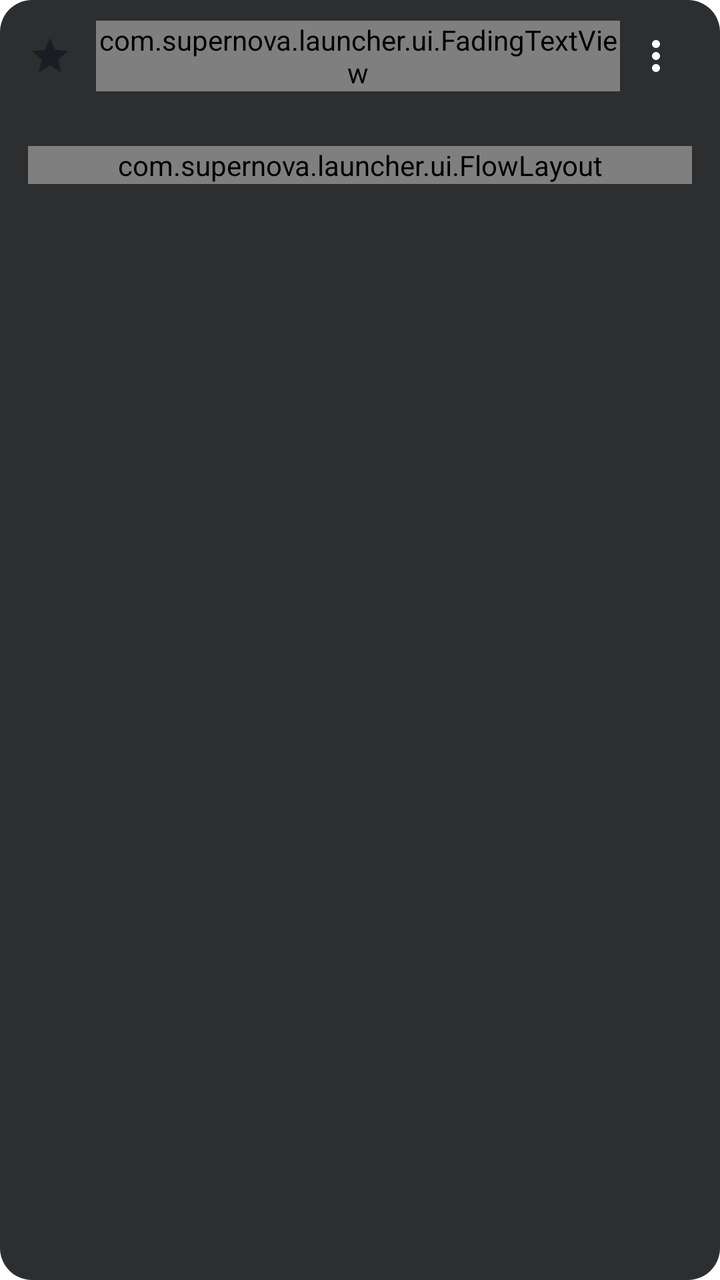
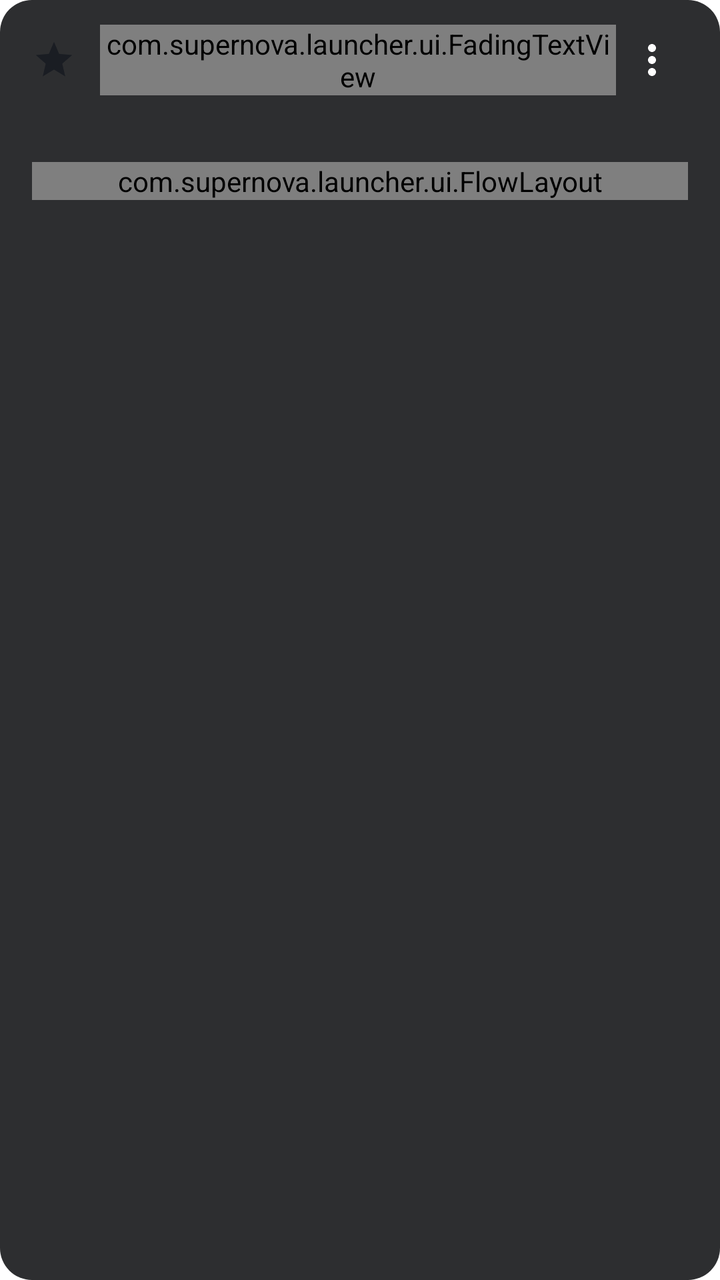

Screens rendered from an Android XML layout before and after an edit, with the pre-edit source and the edit as a unified diff.
<!-- AndroidManifest.xml: application theme Theme.Supernova -->
<!-- res/layout/item_feed_custom.xml -->
<?xml version="1.0" encoding="utf-8"?>
<LinearLayout xmlns:android="http://schemas.android.com/apk/res/android"
    android:layout_width="match_parent"
    android:layout_height="wrap_content"
    android:layout_marginVertical="6dp"
    android:background="@drawable/bg_feed_card"
    android:orientation="vertical"
    android:paddingHorizontal="14dp"
    android:paddingTop="10dp"
    android:paddingBottom="12dp">

    <LinearLayout
        android:id="@+id/cardHeader"
        android:layout_width="match_parent"
        android:layout_height="wrap_content"
        android:gravity="center_vertical"
        android:orientation="horizontal">

        <ImageView
            android:id="@+id/cardTypeIcon"
            android:layout_width="22dp"
            android:layout_height="22dp"
            android:layout_marginEnd="12dp"
            android:importantForAccessibility="no"
            android:src="@drawable/ic_card_star" />

        <com.supernova.launcher.ui.FadingTextView
            android:id="@+id/customName"
            android:layout_width="0dp"
            android:layout_height="wrap_content"
            android:layout_weight="1"
            android:maxLines="1"
            android:textSize="15sp" />

        
        <ImageButton
            android:id="@+id/cardHistory"
            android:layout_width="36dp"
            android:layout_height="36dp"
            android:background="?attr/selectableItemBackgroundBorderless"
            android:contentDescription="@string/card_history"
            android:src="@drawable/ic_history"
            android:visibility="gone" />

        <ImageButton
            android:id="@+id/cardMenu"
            android:layout_width="36dp"
            android:layout_height="36dp"
            android:background="?attr/selectableItemBackgroundBorderless"
            android:contentDescription="@string/card_menu"
            android:src="@drawable/ic_more_vert" />
    </LinearLayout>

    
    <FrameLayout
        android:id="@+id/customFeatured"
        android:layout_width="match_parent"
        android:layout_height="wrap_content"
        android:layout_marginTop="6dp" />

    <View
        android:id="@+id/cardDivider"
        android:layout_width="match_parent"
        android:layout_height="1dp"
        android:layout_marginTop="10dp"
        android:importantForAccessibility="no" />

    
    <com.supernova.launcher.ui.FlowLayout
        android:id="@+id/customActions"
        android:layout_width="match_parent"
        android:layout_height="wrap_content"
        android:layout_marginTop="10dp" />
</LinearLayout>
<!-- resources referenced by this layout -->
<resources>
  <!-- drawable bg_feed_card (drawable) -->
  <?xml version="1.0" encoding="utf-8"?>
  <shape xmlns:android="http://schemas.android.com/apk/res/android"
      android:shape="rectangle">
      <corners android:radius="16dp" />
      <solid android:color="#F0202124" />
  </shape>
  <string name="card_history">Activation history</string>
  <string name="card_menu">Card options</string>
  <color name="accent">#2E89FF</color>
  <color name="rippleHighlight">#1A000000</color>
  <color name="accentBlueText">@color/accentBlue</color>
  <style name="Widget.Supernova.Button" parent="Widget.MaterialComponents.Button">
          <item name="android:textAllCaps">false</item>
          <item name="android:textSize">15sp</item>
          <item name="android:fontFamily">sans-serif-medium</item>
          <item name="android:letterSpacing">0</item>
          <item name="android:minHeight">44dp</item>
          <item name="android:paddingStart">22dp</item>
          <item name="android:paddingEnd">22dp</item>
          <item name="cornerRadius">22dp</item>
          <item name="elevation">0dp</item>
          <item name="android:stateListAnimator">@null</item>
      </style>
  <style name="Widget.Supernova.Button.Text" parent="Widget.MaterialComponents.Button.TextButton">
          <item name="android:textAllCaps">false</item>
          <item name="android:textSize">15sp</item>
          <item name="android:fontFamily">sans-serif-medium</item>
          <item name="android:letterSpacing">0</item>
          <item name="android:minHeight">44dp</item>
          <item name="android:paddingStart">16dp</item>
          <item name="android:paddingEnd">16dp</item>
          <item name="cornerRadius">22dp</item>
      </style>
  <style name="Widget.Supernova.RadioButton" parent="Widget.MaterialComponents.CompoundButton.RadioButton">
          <item name="buttonTint">@color/selection_control_tint</item>
          <item name="android:textColor">@color/textPrimary</item>
      </style>
  <style name="Widget.Supernova.Switch" parent="Widget.MaterialComponents.CompoundButton.Switch">
          <item name="android:textColor">@color/textPrimary</item>
      </style>
  <color name="textPrimary">#11161D</color>
  <color name="textSecondary">#B011161D</color>
  <color name="surface">#FFFFFF</color>
  <color name="onAccent">#FFFFFFFF</color>
  <color name="accentBlue">#2E89FF</color>
  <color name="raised">#FFFFFF</color>
  <style name="ShapeAppearanceOverlay.Supernova.Dialog" parent="">
          <item name="cornerFamily">rounded</item>
          <item name="cornerSize">28dp</item>
      </style>
  <style name="TextAppearance.Supernova.DialogTitle" parent="MaterialAlertDialog.MaterialComponents.Title.Text">
          <item name="android:textColor">@color/textPrimary</item>
          <item name="android:textSize">22sp</item>
          <item name="android:fontFamily">sans-serif-medium</item>
      </style>
  <style name="TextAppearance.Supernova.DialogBody" parent="MaterialAlertDialog.MaterialComponents.Body.Text">
          <item name="android:textColor">@color/textSecondary</item>
          <item name="android:textSize">15sp</item>
          <item name="android:lineSpacingMultiplier">1.15</item>
      </style>
  <style name="Widget.Supernova.Button.Dialog" parent="Widget.MaterialComponents.Button.TextButton.Dialog">
          <item name="android:textAllCaps">false</item>
          <item name="android:textColor">?attr/colorAccentOnRaised</item>
          <item name="android:textSize">15sp</item>
          <item name="android:fontFamily">sans-serif-medium</item>
          <item name="android:letterSpacing">0</item>
          <item name="android:minHeight">44dp</item>
          <item name="cornerRadius">22dp</item>
      </style>
  <!-- unchanged entries left out for length: 14 -->
</resources>

<!-- the commit's change to res/layout/item_feed_custom.xml (unified diff, before → after) -->
@@ -2,12 +2,12 @@
 <LinearLayout xmlns:android="http://schemas.android.com/apk/res/android"
     android:layout_width="match_parent"
     android:layout_height="wrap_content"
-    android:layout_marginVertical="6dp"
+    android:layout_marginVertical="@dimen/space_sm"
     android:background="@drawable/bg_feed_card"
     android:orientation="vertical"
-    android:paddingHorizontal="14dp"
-    android:paddingTop="10dp"
-    android:paddingBottom="12dp">
+    android:paddingHorizontal="@dimen/space_md"
+    android:paddingTop="@dimen/space_ms"
+    android:paddingBottom="@dimen/space_ms">
 
     <LinearLayout
         android:id="@+id/cardHeader"
@@ -20,7 +20,7 @@
             android:id="@+id/cardTypeIcon"
             android:layout_width="22dp"
             android:layout_height="22dp"
-            android:layout_marginEnd="12dp"
+            android:layout_marginEnd="@dimen/space_ms"
             android:importantForAccessibility="no"
             android:src="@drawable/ic_card_star" />
 
@@ -30,7 +30,7 @@
             android:layout_height="wrap_content"
             android:layout_weight="1"
             android:maxLines="1"
-            android:textSize="15sp" />
+            android:textSize="@dimen/text_body" />
 
         
         <ImageButton
@@ -56,13 +56,13 @@
         android:id="@+id/customFeatured"
         android:layout_width="match_parent"
         android:layout_height="wrap_content"
-        android:layout_marginTop="6dp" />
+        android:layout_marginTop="@dimen/space_sm" />
 
     <View
         android:id="@+id/cardDivider"
         android:layout_width="match_parent"
         android:layout_height="1dp"
-        android:layout_marginTop="10dp"
+        android:layout_marginTop="@dimen/space_ms"
         android:importantForAccessibility="no" />
 
     
@@ -70,5 +70,5 @@
         android:id="@+id/customActions"
         android:layout_width="match_parent"
         android:layout_height="wrap_content"
-        android:layout_marginTop="10dp" />
+        android:layout_marginTop="@dimen/space_ms" />
 </LinearLayout>
<!-- resource entries referenced after the edit -->
@@ -1,5 +1,9 @@
 <!-- resources referenced by this layout -->
 <resources>
+  <dimen name="space_md">16dp</dimen>
+  <dimen name="space_ms">12dp</dimen>
+  <dimen name="space_sm">8dp</dimen>
+  <dimen name="text_body">16sp</dimen>
   <!-- drawable bg_feed_card (drawable) -->
   <?xml version="1.0" encoding="utf-8"?>
   <shape xmlns:android="http://schemas.android.com/apk/res/android"
@@ -14,7 +18,7 @@
   <color name="accentBlueText">@color/accentBlue</color>
   <style name="Widget.Supernova.Button" parent="Widget.MaterialComponents.Button">
           <item name="android:textAllCaps">false</item>
-          <item name="android:textSize">15sp</item>
+          <item name="android:textSize">@dimen/text_body</item>
           <item name="android:fontFamily">sans-serif-medium</item>
           <item name="android:letterSpacing">0</item>
           <item name="android:minHeight">44dp</item>
@@ -26,12 +30,12 @@
       </style>
   <style name="Widget.Supernova.Button.Text" parent="Widget.MaterialComponents.Button.TextButton">
           <item name="android:textAllCaps">false</item>
-          <item name="android:textSize">15sp</item>
+          <item name="android:textSize">@dimen/text_body</item>
           <item name="android:fontFamily">sans-serif-medium</item>
           <item name="android:letterSpacing">0</item>
           <item name="android:minHeight">44dp</item>
-          <item name="android:paddingStart">16dp</item>
-          <item name="android:paddingEnd">16dp</item>
+          <item name="android:paddingStart">@dimen/space_md</item>
+          <item name="android:paddingEnd">@dimen/space_md</item>
           <item name="cornerRadius">22dp</item>
       </style>
   <style name="Widget.Supernova.RadioButton" parent="Widget.MaterialComponents.CompoundButton.RadioButton">
@@ -53,23 +57,24 @@
       </style>
   <style name="TextAppearance.Supernova.DialogTitle" parent="MaterialAlertDialog.MaterialComponents.Title.Text">
           <item name="android:textColor">@color/textPrimary</item>
-          <item name="android:textSize">22sp</item>
+          <item name="android:textSize">@dimen/text_headline</item>
           <item name="android:fontFamily">sans-serif-medium</item>
       </style>
   <style name="TextAppearance.Supernova.DialogBody" parent="MaterialAlertDialog.MaterialComponents.Body.Text">
           <item name="android:textColor">@color/textSecondary</item>
-          <item name="android:textSize">15sp</item>
+          <item name="android:textSize">@dimen/text_body</item>
           <item name="android:lineSpacingMultiplier">1.15</item>
       </style>
   <style name="Widget.Supernova.Button.Dialog" parent="Widget.MaterialComponents.Button.TextButton.Dialog">
           <item name="android:textAllCaps">false</item>
           <item name="android:textColor">?attr/colorAccentOnRaised</item>
-          <item name="android:textSize">15sp</item>
+          <item name="android:textSize">@dimen/text_body</item>
           <item name="android:fontFamily">sans-serif-medium</item>
           <item name="android:letterSpacing">0</item>
           <item name="android:minHeight">44dp</item>
           <item name="cornerRadius">22dp</item>
       </style>
+  <dimen name="text_headline">24sp</dimen>
   <!-- unchanged entries left out for length: 14 -->
 </resources>
 
